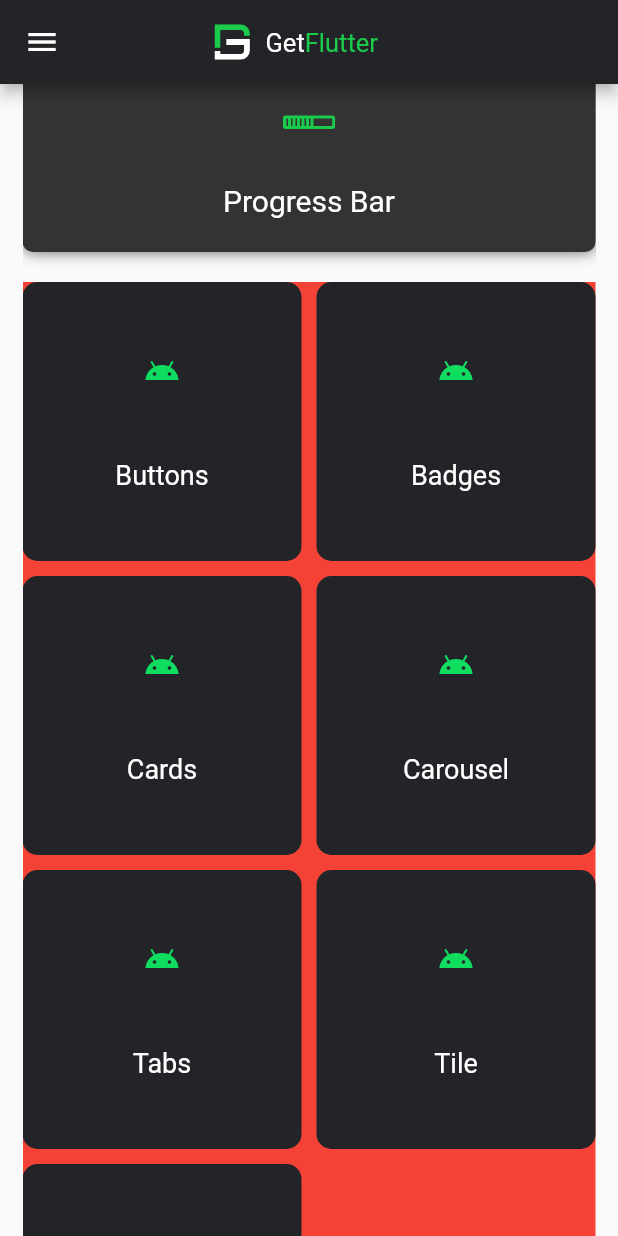
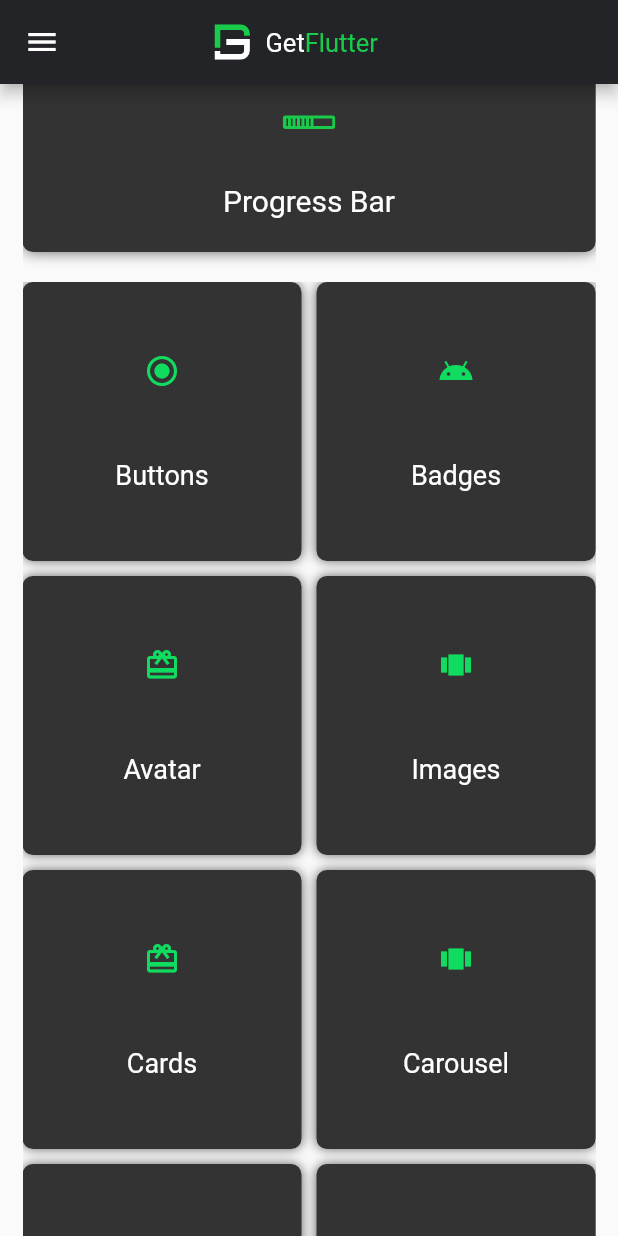
Before and after one commit to ionicfirebaseapp/getwidget-app-kit, a Flutter app: the screen it shows after launch, scrolled down 1728 dp, on a phone screen of 412 x 824 dp. Run offline on Flutter 3.47's test engine with Material 2 defaults, Android fonts, the phone set to English and light mode, and no system bars; our stand-ins replace flutter_svg, getflutter, webview_flutter.

Commit message:
added buildsquare widget

```diff
--- a/lib/screens/home.dart
+++ b/lib/screens/home.dart
@@ -891,7 +891,7 @@ class _HomePageState extends State<HomePage> {
 
             Container(
 //              padding: EdgeInsets.only(top:120),
-              color: Colors.red,
+//              color: Colors.red,
               height: MediaQuery.of(context).size.height,
               child:  GridView.count(
                 shrinkWrap: true,
@@ -901,12 +901,24 @@ class _HomePageState extends State<HomePage> {
                 crossAxisSpacing: 10,
                 children: <Widget>[
 
-                  buildSquareTile('Buttons', Icons.android, GFColors.SUCCESS),
+                  buildSquareTile('Buttons', Icons.radio_button_checked, GFColors.SUCCESS),
                   buildSquareTile('Badges', Icons.android,  GFColors.SUCCESS),
-                  buildSquareTile('Cards', Icons.android,  GFColors.SUCCESS),
-                  buildSquareTile('Carousel', Icons.android,  GFColors.SUCCESS),
-                  buildSquareTile('Tabs', Icons.android,  GFColors.SUCCESS),
-                  buildSquareTile('Tile', Icons.android,  GFColors.SUCCESS),
+                  buildSquareTile('Avatar', Icons.card_giftcard,  GFColors.SUCCESS),
+                  buildSquareTile('Images', Icons.view_carousel,  GFColors.SUCCESS),
+                  buildSquareTile('Cards', Icons.card_giftcard,  GFColors.SUCCESS),
+                  buildSquareTile('Carousel', Icons.view_carousel,  GFColors.SUCCESS),
+                  buildSquareTile('Tabs', Icons.tab,  GFColors.SUCCESS),
+                  buildSquareTile('Tile', Icons.title,  GFColors.SUCCESS),
+                  buildSquareTile('Toggle', Icons.card_giftcard,  GFColors.SUCCESS),
+                  buildSquareTile('Toast', Icons.view_carousel,  GFColors.SUCCESS),
+                  buildSquareTile('Alert', Icons.card_giftcard,  GFColors.SUCCESS),
+                  buildSquareTile('Accordion', Icons.view_carousel,  GFColors.SUCCESS),
+                  buildSquareTile('SearchBar', Icons.card_giftcard,  GFColors.SUCCESS),
+                  buildSquareTile('Appbar', Icons.view_carousel,  GFColors.SUCCESS),
+                  buildSquareTile('Rating', Icons.card_giftcard,  GFColors.SUCCESS),
+                  buildSquareTile('Loaders', Icons.view_carousel,  GFColors.SUCCESS),
+                  buildSquareTile('Typography', Icons.card_giftcard,  GFColors.SUCCESS),
+                  buildSquareTile('Floating Widget', Icons.view_carousel,  GFColors.SUCCESS),
                   GestureDetector(
                     onTap: () {
                       Navigator.push(
@@ -915,7 +927,7 @@ class _HomePageState extends State<HomePage> {
                             builder: (BuildContext context) => ProgressBar()),
                       );
                     },
-                    child:   buildSquareTile('Progress Bar', Icons.android,  GFColors.SUCCESS),
+                    child:   buildSquareTile('Progress Bar', Icons.power_input,  GFColors.SUCCESS),
                   )
 
 
@@ -944,19 +956,26 @@ class _HomePageState extends State<HomePage> {
         ),
       );
 
-  Widget buildSquareTile(text, icon, iconColor){
+  Widget buildSquareTile(text, child, iconColor){
 
 
 
     return Container(
       decoration: BoxDecoration(
-          borderRadius: BorderRadius.all(Radius.circular(10)),
-          color: GFColors.DARK
+        color: const Color(0xFF333333),
+        borderRadius:
+        const BorderRadius.all(Radius.circular(7)),
+        boxShadow: [
+          BoxShadow(
+              color: Colors.black.withOpacity(0.61),
+              blurRadius: 6,
+              spreadRadius: 0),
+        ],
       ),
       child: Column(
         mainAxisAlignment: MainAxisAlignment.spaceEvenly,
         children: <Widget>[
-          Icon((icon), color: iconColor,),
+          Icon((child), color: iconColor,),
           Text(text, style: TextStyle(color: GFColors.WHITE, fontSize: 18),)
         ],
       ),
```
